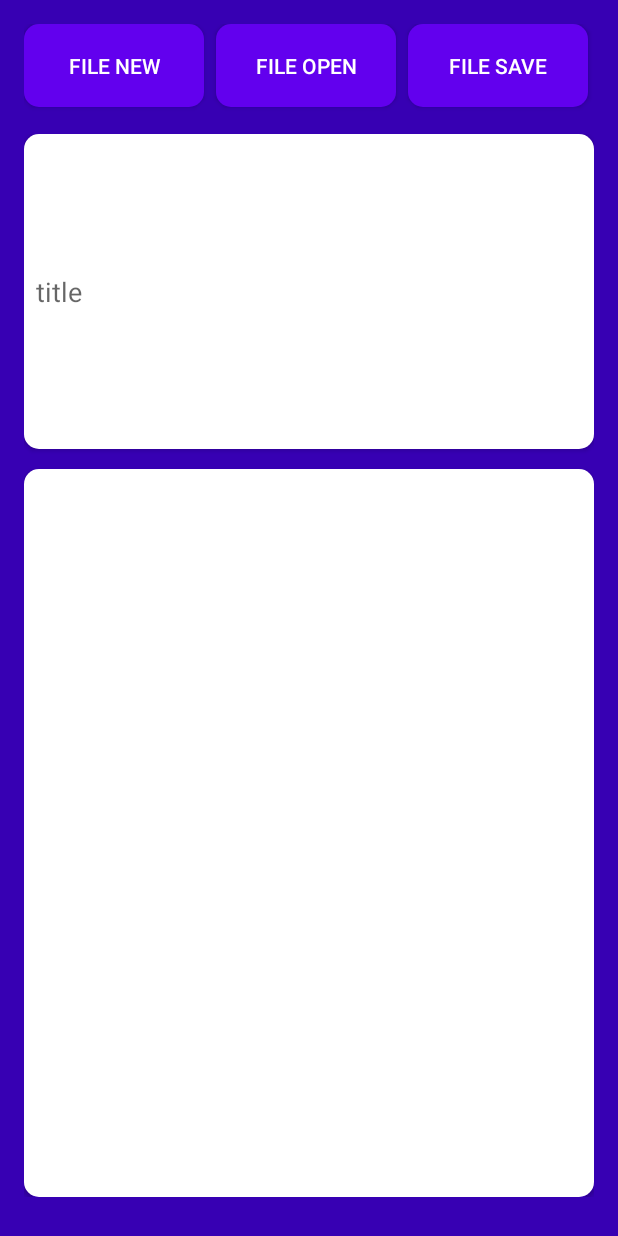
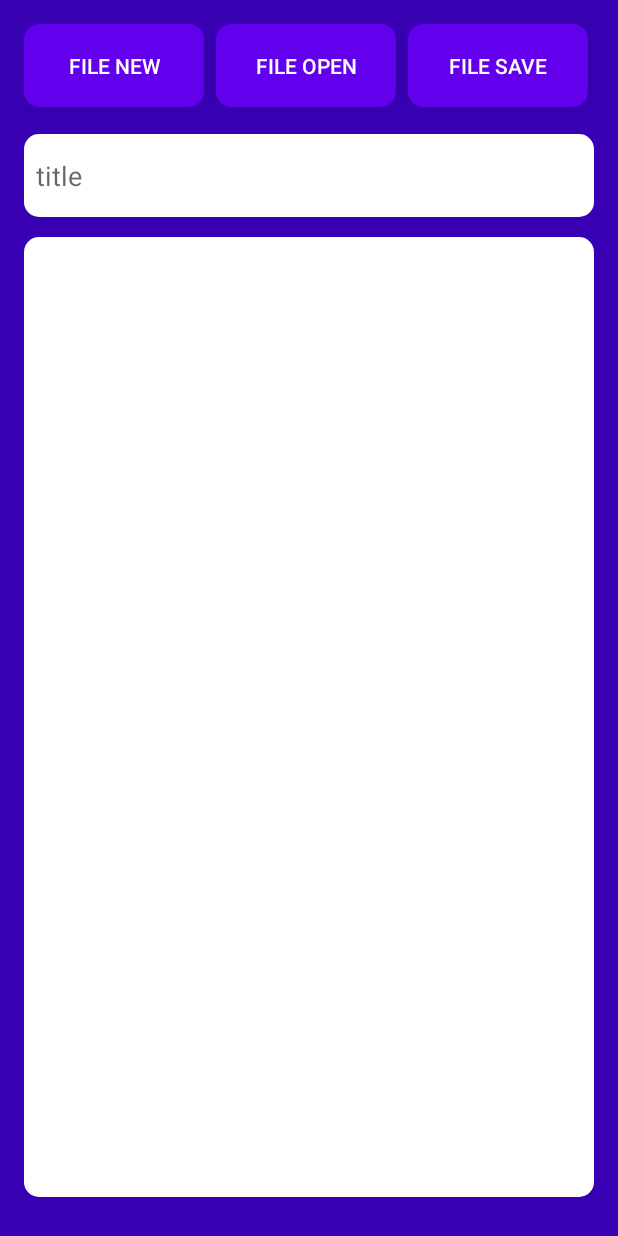
Before and after one commit to komenkx1/noteApp, an Android app: the screen it shows after launch (MainActivity), on a phone screen of 412 x 824 dp. Run offline under Robolectric (Android 15) with nearby library versions, the phone set to English and light mode, and no system bars.

Commit message:
third-commit

```diff
--- a/app/src/main/res/layout/activity_main.xml
+++ b/app/src/main/res/layout/activity_main.xml
@@ -50,8 +50,6 @@
             android:layout_marginLeft="@dimen/tiny_margin"
             android:layout_marginBottom="@dimen/tiny_margin"
             android:text="@string/file_save" />
-
-
     </LinearLayout>
     <LinearLayout
         android:id="@+id/header_linear2"
@@ -66,10 +64,8 @@
         <EditText
             android:id="@+id/edit_title"
             android:layout_width="match_parent"
-            android:layout_height="45dp"
-            android:layout_above="@+id/edit_file"
+            android:layout_height="55dp"
             android:layout_marginBottom="13dp"
-            android:layout_weight="1"
             android:background="@drawable/form_input_rounded"
             android:ems="10"
             android:hint="@string/title"
@@ -81,7 +77,7 @@
             style="@style/Widget.AppCompat.EditText"
             android:elevation="2dp"
             android:layout_width="match_parent"
-            android:layout_height="485dp"
+            android:layout_height="match_parent"
             android:background="@drawable/form_input_rounded"
             android:layout_alignParentStart="true"
             android:layout_alignParentLeft="true"
--- a/app/src/main/res/values/strings.xml
+++ b/app/src/main/res/values/strings.xml
@@ -1,5 +1,5 @@
 <resources>
-    <string name="app_name">MyReadWriteFile</string>
+    <string name="app_name">appNote</string>
     <string name="file_new">File New</string>
     <string name="file_open">File Open</string>
     <string name="file_save">File Save</string>
```
